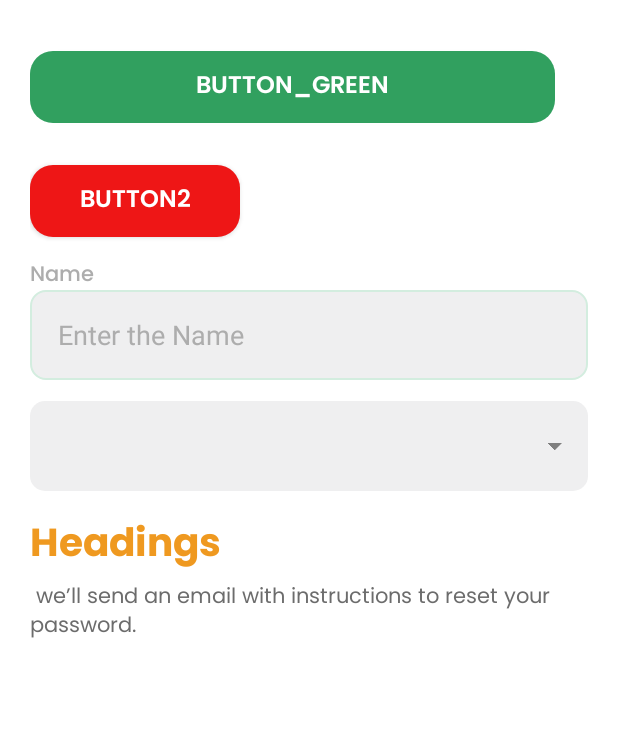
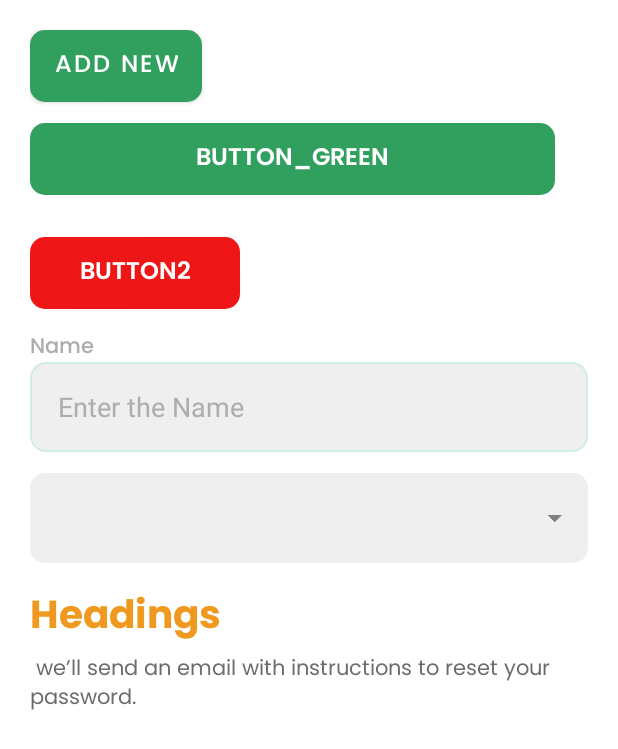
Before and after one commit to dulakshirb/haritha, an Android app: the layout components.xml on its own in the app's theme, with its tools: preview values and no code run, on a phone screen of 412 x 824 dp. Shown: the top 749 px of the screen. Run offline under Robolectric (Android 15) with nearby library versions, the phone set to English and light mode, and no system bars.

Commit message:
Update Component

```diff
--- a/HarithaFarmer/app/src/main/res/drawable/button_green.xml
+++ b/HarithaFarmer/app/src/main/res/drawable/button_green.xml
@@ -1,5 +1,5 @@
 <?xml version="1.0" encoding="utf-8"?>
 <shape xmlns:android="http://schemas.android.com/apk/res/android">
-    <corners android:radius="15dp"/>
+    <corners android:radius="10dp"/>
     <solid android:color="@color/h_dark_green"/>
 </shape>
--- a/HarithaFarmer/app/src/main/res/drawable/button_red.xml
+++ b/HarithaFarmer/app/src/main/res/drawable/button_red.xml
@@ -1,5 +1,5 @@
 <?xml version="1.0" encoding="utf-8"?>
 <shape xmlns:android="http://schemas.android.com/apk/res/android">
-    <corners android:radius="15dp"/>
+    <corners android:radius="10dp"/>
     <solid android:color="@color/h_warning_red"/>
 </shape>
--- a/HarithaFarmer/app/src/main/res/layout/components.xml
+++ b/HarithaFarmer/app/src/main/res/layout/components.xml
@@ -38,6 +38,15 @@
 <!--            />-->
 
 <!--    </RelativeLayout>-->
+
+    <Button
+        android:layout_width="wrap_content"
+        android:layout_height="48dp"
+        android:background="@drawable/button_green"
+        android:text="Add New"
+        android:textSize="16sp"
+        android:textColor="@color/white"
+        android:fontFamily="@font/poppins_medium"/>
 
     <androidx.appcompat.widget.AppCompatButton
         android:id="@+id/btn_green"
```
